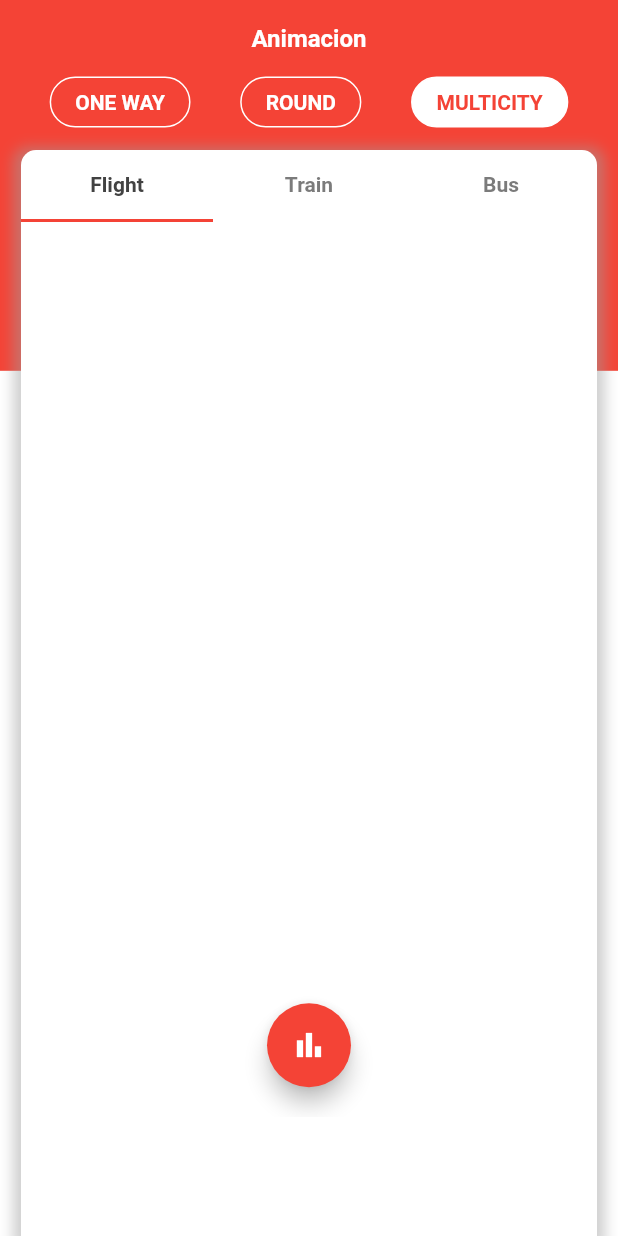
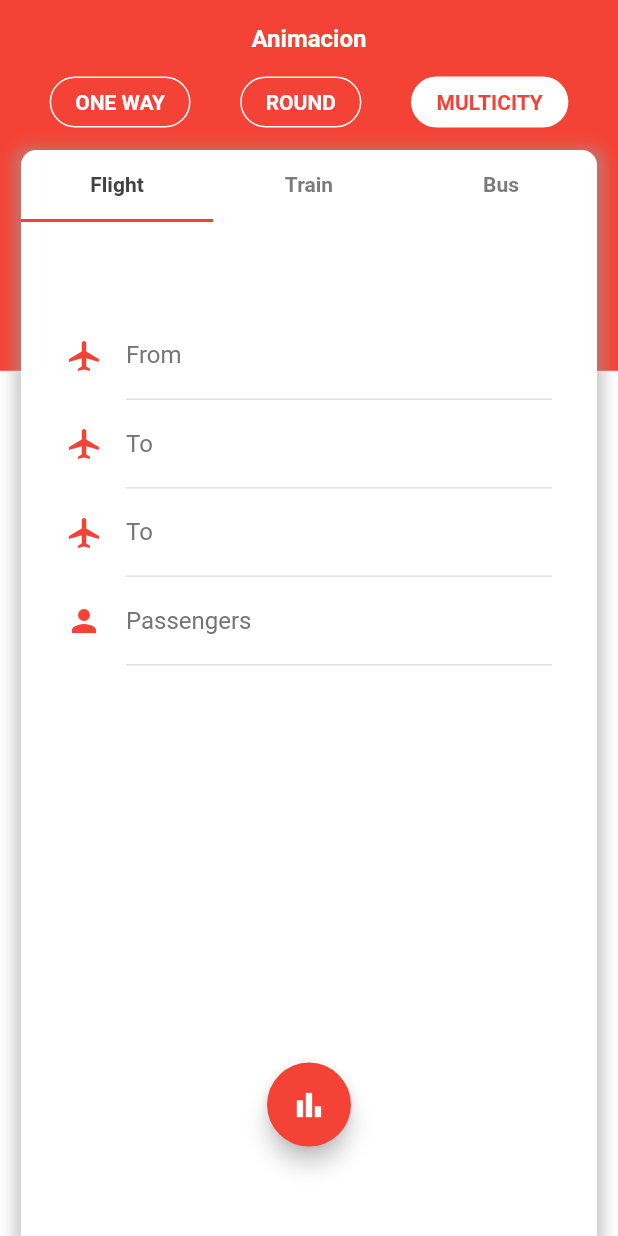
Before and after one commit to gusadolfo123/Challenge_Fly_App, a Flutter app: the screen it shows after launch, on a phone screen of 412 x 824 dp. Run offline on Flutter 3.47's test engine with Material 2 defaults, Android fonts, the phone set to English and light mode, and no system bars.

Commit message:
Ajustando pantalla vuelos

```diff
--- a/lib/widgets/form_fly.dart
+++ b/lib/widgets/form_fly.dart
@@ -1,12 +1,77 @@
 import 'package:flutter/material.dart';
 
-class FormFly extends StatelessWidget {
-  const FormFly({Key key}) : super(key: key);
+class FormFly extends StatefulWidget {
+  final VoidCallback onChange;
+
+  FormFly({Key key, this.onChange}) : super(key: key);
+
+  @override
+  _FormFlyState createState() => _FormFlyState(onChange);
+}
+
+class _FormFlyState extends State<FormFly> {
+  final _formKey = GlobalKey<FormState>();
+  final VoidCallback onChange;
+
+  _FormFlyState(this.onChange);
 
   @override
   Widget build(BuildContext context) {
-    return Container(
-      child: Text("asd"),
+    final size = MediaQuery.of(context).size;
+
+    return Form(
+      key: _formKey,
+      child: SingleChildScrollView(
+        child: Container(
+          height: size.height - size.height * 0.3 + 20,
+          padding: EdgeInsets.symmetric(vertical: 20, horizontal: 30),
+          child: Column(
+            children: [
+              _inputText(title: "From"),
+              _inputText(title: "To"),
+              _inputText(title: "To"),
+              _inputText(title: "Passengers", icon: Icons.person),
+              Expanded(child: Container()),
+              TweenAnimationBuilder<double>(
+                duration: Duration(milliseconds: 500),
+                tween: Tween(begin: 0, end: 1),
+                builder: (context, value, child) {
+                  return Transform.scale(
+                    scale: value,
+                    child: child,
+                  );
+                },
+                child: FloatingActionButton(
+                  backgroundColor: Colors.red,
+                  child: Icon(Icons.bar_chart_outlined),
+                  onPressed: () {
+                    this.onChange();
+                  },
+                ),
+              ),
+            ],
+          ),
+        ),
+      ),
+    );
+  }
+
+  Widget _inputText({String title, IconData icon = Icons.airplanemode_active}) {
+    return TextFormField(
+      decoration: InputDecoration(
+        labelText: title,
+        labelStyle: TextStyle(color: Colors.grey[600]),
+        icon: Icon(icon, color: Colors.red),
+        enabledBorder: UnderlineInputBorder(
+          borderSide: BorderSide(color: Colors.grey[300]),
+        ),
+        focusedBorder: UnderlineInputBorder(
+          borderSide: BorderSide(color: Colors.grey[300], width: 2),
+        ),
+        border: UnderlineInputBorder(
+          borderSide: BorderSide(color: Colors.grey[600]),
+        ),
+      ),
     );
   }
 }
--- a/lib/widgets/header_tab.dart
+++ b/lib/widgets/header_tab.dart
@@ -1,4 +1,5 @@
 import 'package:animaciones/widgets/flight_animation.dart';
+import 'package:animaciones/widgets/form_fly.dart';
 import 'package:flutter/material.dart';
 
 // class HeaderTab extends StatelessWidget {
@@ -85,8 +86,21 @@ class HeaderItemTab extends StatelessWidget {
 //   }
 // }
 
-class HeaderTab extends StatelessWidget {
+class HeaderTab extends StatefulWidget {
   const HeaderTab({Key key}) : super(key: key);
+
+  @override
+  _HeaderTabState createState() => _HeaderTabState();
+}
+
+class _HeaderTabState extends State<HeaderTab> {
+  int currentView = 1;
+
+  void changeView() {
+    setState(() {
+      currentView = 2;
+    });
+  }
 
   @override
   Widget build(BuildContext context) {
@@ -125,7 +139,12 @@ class HeaderTab extends StatelessWidget {
           Expanded(
             child: TabBarView(
               children: [
-                FlightAnimation(),
+                AnimatedSwitcher(
+                  duration: Duration(milliseconds: 500),
+                  child: currentView == 1
+                      ? FormFly(onChange: changeView)
+                      : FlightAnimation(),
+                ),
                 Icon(Icons.directions_transit),
                 Icon(Icons.directions_bike),
               ],
```
Also changed, not shown: lib/widgets/flight_animation.dart (+26 -7 lines).
